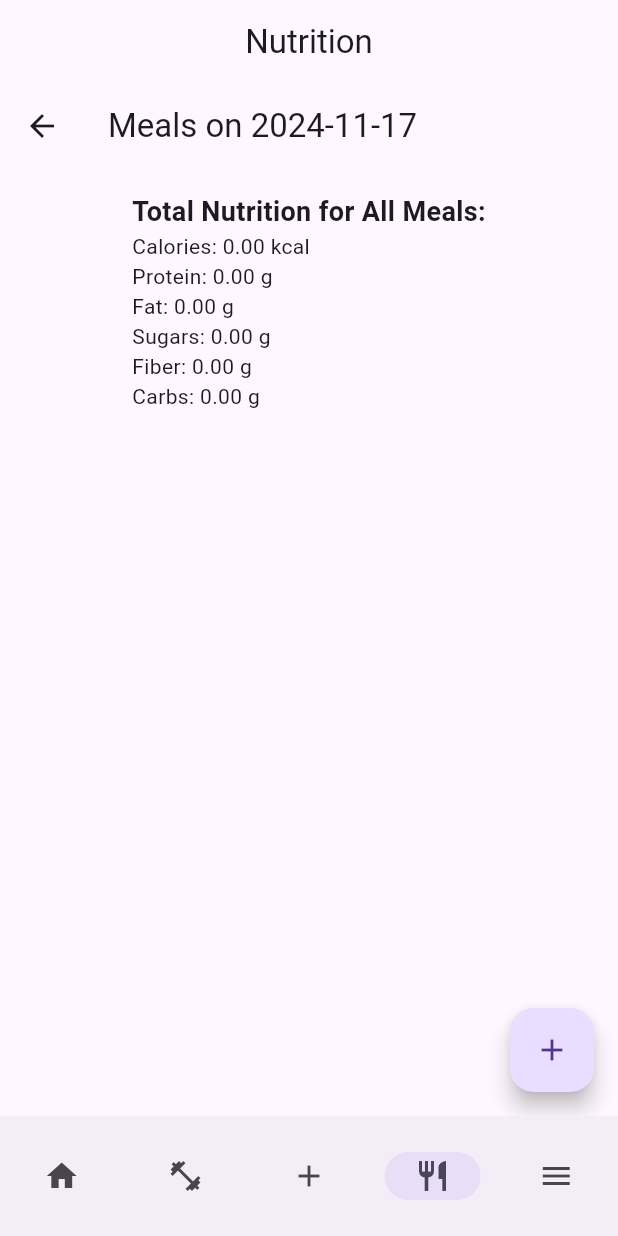
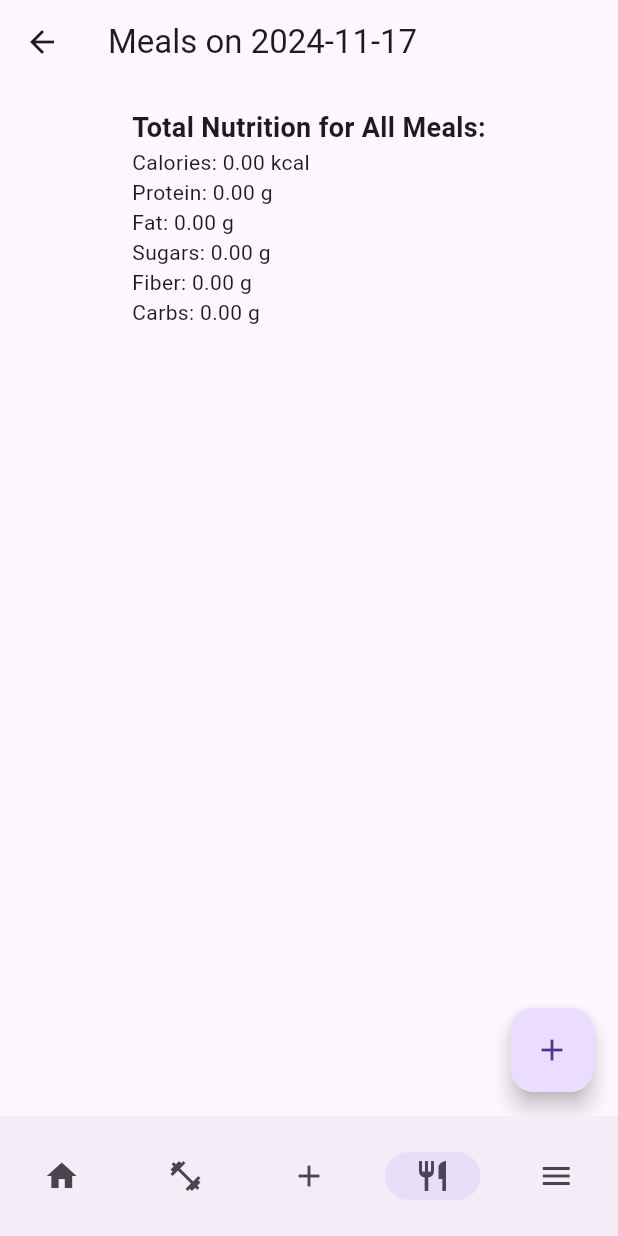
Before and after one commit to Mobile-applikasjoner-gruppe-1/fit_and_healthy, a Flutter app: the screen it shows after launch, item 4 of the bottom bar chosen, after a tap on "Create Meal", on a phone screen of 412 x 824 dp. Run offline on Flutter 3.47's test engine with Material 3 defaults, Android fonts, the phone set to English and light mode, and no system bars; our stand-ins replace flutter_riverpod, go_router, riverpod_annotation; generated files the repository leaves out were written again.

Commit message:
Adds NestedScaffolds, makes routing setup streamlined, change to name-based navigation

```diff
--- a/lib/src/app_router.dart
+++ b/lib/src/app_router.dart
@@ -1,12 +1,13 @@
-import 'package:fit_and_healthy/src/features/dashboard/dashboard_appbar.dart';
 import 'package:fit_and_healthy/src/features/dashboard/dashboard_view.dart';
 import 'package:fit_and_healthy/src/features/settings/pages/gdpr_settings_page.dart';
 import 'package:fit_and_healthy/src/features/settings/pages/goals_settings_page.dart';
 import 'package:fit_and_healthy/src/features/settings/pages/profile_settings_page.dart';
-import 'package:fit_and_healthy/src/features/settings/settings_appbar.dart';
 import 'package:fit_and_healthy/src/features/settings/settings_view.dart';
 import 'package:fit_and_healthy/src/features/exercise/exercise_workout_view.dart';
 import 'package:fit_and_healthy/src/features/tabs/tabs_view.dart';
+import 'package:fit_and_healthy/src/openfoodfacts/fooditemwidgets/foodSearchScreen.dart';
+import 'package:fit_and_healthy/src/openfoodfacts/mealCreationScreen.dart';
+import 'package:flutter/cupertino.dart';
 import 'package:flutter/material.dart';
 import 'package:go_router/go_router.dart';
 import 'package:fit_and_healthy/src/features/exercise/exercise_data.dart';
@@ -24,30 +25,9 @@ GoRouter appRouter = GoRouter(
   routes: [
     StatefulShellRoute.indexedStack(
         pageBuilder: (context, state, navigationShell) {
-          PreferredSizeWidget appBar = defaultAppBar;
-          switch (state.fullPath) {
-            case DashboardView.route:
-              appBar = DashboardAppbar;
-              break;
-            case '/exercise':
-              // TODO: Should be defined in a separate file, like DashboardAppbar
-              appBar = AppBar(title: Text('Exercise'), centerTitle: true);
-              break;
-            case '/nutrition':
-              // TODO: Should be defined in a separate file, like DashboardAppbar
-              appBar = AppBar(title: Text('Nutrition'), centerTitle: true);
-              break;
-            case SettingsView.routeName:
-              appBar = SettingsAppBar;
-              break;
-            default:
-              appBar = defaultAppBar;
-          }
-
-          return MaterialPage(
+          return CupertinoPage(
             child: TabsView(
               navigationShell: navigationShell,
-              appBar: appBar,
             ),
           );
         },
@@ -55,41 +35,79 @@ GoRouter appRouter = GoRouter(
           StatefulShellBranch(routes: [
             GoRoute(
               path: DashboardView.route,
+              name: DashboardView.routeName,
               builder: (context, state) => DashboardView(),
             ),
           ]),
           StatefulShellBranch(routes: [
             GoRoute(
-              path: '/exercise',
-              builder: (context, state) =>
-                  ExerciseView(workouts: sampleWorkouts),
+                path: ExerciseView.route,
+                name: ExerciseView.routeName,
+                builder: (context, state) =>
+                    ExerciseView(workouts: sampleWorkouts),
+                routes: [
+                  // TODO: Switch to a routing based approach to navigate to the WorkoutDetailView. Use path parameters to pass the workout id.
+                  // GoRoute(
+                  //   path: WorkoutDetailView.route,
+                  //   builder: (context, state) {
+                  //     final workoutId = state.pathParameters['workoutId']!;
+                  //     final workout = sampleWorkouts
+                  //         .firstWhere((workout) => workout.id == workoutId);
+                  //     return WorkoutDetailView(workout: workout);
+                  //   },
+                  // )
+                ]),
+          ]),
+          StatefulShellBranch(routes: [
+            GoRoute(
+              path: NutritionScreen.route,
+              name: NutritionScreen.routeName,
+              builder: (context, state) => NutritionScreen(),
+              routes: [
+                GoRoute(
+                  path: FoodSearchScreen.route,
+                  name: FoodSearchScreen.routeName,
+                  builder: (context, state) => FoodSearchScreen(),
+                ),
+                GoRoute(
+                    path: MealListScreen.route,
+                    name: MealListScreen.routeName,
+                    builder: (context, state) {
+                      return MealListScreen();
+                    }),
+                // TODO: Use a route parameter to pass the mealId to the MealDetailScreen instead of passing the entire Meal
+                // GoRoute(
+                //     path: MealDetailScreen.route,
+                //     name: MealDetailScreen.routeName,
+                //     builder: (context, state) {
+                //       final mealId = state.pathParameters['mealId']!;
+                //       return MealDetailScreen(
+                //         mealId: mealId,
+                //       );
+                //     }),
+              ],
             ),
           ]),
           StatefulShellBranch(routes: [
             GoRoute(
-              path: '/nutrition',
-              builder: (context, state) =>
-                  NutritionScreen(), // Changed to use NutritionScreen for the Nutrition tab
-            ),
-          ]),
-          StatefulShellBranch(routes: [
-            GoRoute(
-                path: SettingsView.routeName,
+                path: SettingsView.route,
+                name: SettingsView.routeName,
                 builder: (context, state) => SettingsView(),
                 routes: [
                   GoRoute(
-                    path: ProfileSettingsPage.routeName,
-                    parentNavigatorKey: _rootNavigatorKey,
+                    path: ProfileSettingsPage.route,
+                    name: ProfileSettingsPage.routeName,
+                    // parentNavigatorKey: _rootNavigatorKey,
                     builder: (context, state) => ProfileSettingsPage(),
                   ),
                   GoRoute(
-                    path: GoalsSettingsPage.routeName,
-                    parentNavigatorKey: _rootNavigatorKey,
+                    path: GoalsSettingsPage.route,
+                    name: GoalsSettingsPage.routeName,
                     builder: (context, state) => GoalsSettingsPage(),
                   ),
                   GoRoute(
-                    path: GdprSettingsPage.routeName,
-                    parentNavigatorKey: _rootNavigatorKey,
+                    path: GdprSettingsPage.route,
+                    name: GdprSettingsPage.routeName,
                     builder: (context, state) => GdprSettingsPage(),
                   )
                 ]),
--- a/lib/src/features/dashboard/dashboard_appbar.dart
+++ /dev/null
@@ -1,4 +0,0 @@
-import 'package:flutter/material.dart';
-
-PreferredSizeWidget DashboardAppbar =
-    AppBar(title: const Text('Dashboard'), centerTitle: true);
--- a/lib/src/features/dashboard/dashboard_view.dart
+++ b/lib/src/features/dashboard/dashboard_view.dart
@@ -1,13 +1,20 @@
+import 'package:fit_and_healthy/src/nested_scaffold.dart';
 import 'package:flutter/material.dart';
 
 class DashboardView extends StatelessWidget {
   const DashboardView({super.key});
 
   static const route = '/';
+  static const routeName = 'Dashboard';
 
   @override
   Widget build(BuildContext context) {
-    return Container(
+    return NestedScaffold(
+      appBar: AppBar(
+        title: const Text('Dashboard'),
+        centerTitle: true,
+      ),
+      body: Container(
         padding: const EdgeInsets.all(10),
         child: GridView.count(
           crossAxisCount: 2,
@@ -67,6 +74,8 @@ class DashboardView extends StatelessWidget {
               ),
             ),
           ],
-        ));
+        ),
+      ),
+    );
   }
 }
--- a/lib/src/features/exercise/exercise_appbar.dart
+++ /dev/null
@@ -1,4 +0,0 @@
-import 'package:flutter/material.dart';
-
-PreferredSizeWidget DashboardAppbar =
-    AppBar(title: const Text('Exercise'), centerTitle: true);
--- a/lib/src/features/exercise/exercise_workout_detail.dart
+++ b/lib/src/features/exercise/exercise_workout_detail.dart
@@ -1,3 +1,4 @@
+import 'package:fit_and_healthy/src/nested_scaffold.dart';
 import 'package:flutter/material.dart';
 import 'package:intl/intl.dart';
 import 'package:fit_and_healthy/shared/models/exercise.dart';
@@ -12,12 +13,15 @@ import 'package:fit_and_healthy/src/features/exercise/exercise_item.dart';
  * - Displays a message if no exercises are available in the workout.
  */
 class WorkoutDetailView extends StatelessWidget {
-  const WorkoutDetailView({
-    super.key,
-    required this.workout
-  });
+  const WorkoutDetailView({super.key, required this.workout});
 
   final Workout workout; // The workout to be displayed.
+
+  // TODO: Switch to a routing based approach to navigate to the WorkoutDetailView. Use path parameters to pass the workout id.
+  // static const route = '/exercise/workout-detail/:workoutId';
+  // WorkoutDetailView({required this.workoutId});
+  // final String workoutId;
+  // final Workout workout = <something>.getWorkoutById(workoutId);
 
   /**
    * The formatDate method, format the date as 'MMM d, yyyy'.
@@ -39,7 +43,6 @@ class WorkoutDetailView extends StatelessWidget {
             style: TextStyle(fontSize: 18, fontWeight: FontWeight.bold),
           ),
           const SizedBox(height: 16),
-
           if (workout.exercises.isEmpty)
             Center(
               child: Text(
@@ -57,7 +60,7 @@ class WorkoutDetailView extends StatelessWidget {
       ),
     );
 
-    return Scaffold(
+    return NestedScaffold(
       appBar: AppBar(
         title: Text(workout.title),
       ),
--- a/lib/src/features/exercise/exercise_workout_view.dart
+++ b/lib/src/features/exercise/exercise_workout_view.dart
@@ -1,3 +1,4 @@
+import 'package:fit_and_healthy/src/nested_scaffold.dart';
 import 'package:flutter/material.dart';
 import 'package:fit_and_healthy/shared/models/exercise.dart';
 import 'package:fit_and_healthy/src/features/exercise/exercise_workout_detail.dart';
@@ -18,6 +19,9 @@ class ExerciseView extends StatelessWidget {
     required this.workouts,
   });
 
+  static const route = '/exercise';
+  static const routeName = 'Exercise';
+
   final List<Workout> workouts; // List of workouts to be displayed in the view.
 
   /**
@@ -27,6 +31,7 @@ class ExerciseView extends StatelessWidget {
    * [workout] - The selected Workout object to be passed to the detail view.
    */
   void selectWorkout(BuildContext context, Workout workout) {
+    // TODO: Switch to a routing based approach to navigate to the WorkoutDetailView. Use path parameters to pass the workout id.
     Navigator.of(context).push(
       MaterialPageRoute(
         builder: (ctx) => WorkoutDetailView(
@@ -36,15 +41,13 @@ class ExerciseView extends StatelessWidget {
     );
   }
 
- @override
+  @override
   Widget build(BuildContext context) {
     Widget content = SingleChildScrollView(
       child: Column(
         mainAxisSize: MainAxisSize.min,
         children: [
-          Text(
-            'Uh oh ... nothing here!'
-          ),
+          Text('Uh oh ... nothing here!'),
           const SizedBox(height: 16),
           Text(
             'Try adding a workout session!',
@@ -63,14 +66,10 @@ class ExerciseView extends StatelessWidget {
           },
         ),
       );
-
-      return content;
     }
 
-    return Scaffold(
-      appBar: AppBar(
-        title: Text('Workouts!'),
-      ),
+    return NestedScaffold(
+      appBar: AppBar(title: const Text('Exercise'), centerTitle: true),
       body: content,
     );
   }
--- a/lib/src/features/settings/pages/gdpr_settings_page.dart
+++ b/lib/src/features/settings/pages/gdpr_settings_page.dart
@@ -1,13 +1,15 @@
+import 'package:fit_and_healthy/src/nested_scaffold.dart';
 import 'package:flutter/material.dart';
 
 class GdprSettingsPage extends StatelessWidget {
   const GdprSettingsPage({super.key});
 
-  static const routeName = '/gdpr';
+  static const route = '/gdpr';
+  static const routeName = 'GDPR Settings';
 
   @override
   Widget build(BuildContext context) {
-    return Scaffold(
+    return NestedScaffold(
       appBar: AppBar(
         title: Text("GDPR"),
       ),
--- a/lib/src/features/settings/pages/goals_settings_page.dart
+++ b/lib/src/features/settings/pages/goals_settings_page.dart
@@ -1,9 +1,11 @@
 import 'package:fit_and_healthy/shared/models/activity_level.dart';
+import 'package:fit_and_healthy/src/nested_scaffold.dart';
 import 'package:flutter/material.dart';
 import 'package:fit_and_healthy/shared/utils/calorie_calculator.dart';
 
 class GoalsSettingsPage extends StatefulWidget {
-  static const routeName = '/goals';
+  static const route = '/goals';
+  static const routeName = 'Goals Settings';
 
   _GoalsSettingsPage createState() => _GoalsSettingsPage();
 }
@@ -33,7 +35,7 @@ class _GoalsSettingsPage extends State<GoalsSettingsPage> {
 
   @override
   Widget build(BuildContext context) {
-    return Scaffold(
+    return NestedScaffold(
       appBar: AppBar(
         title: Text("Goals"),
       ),
--- a/lib/src/features/settings/pages/profile_settings_page.dart
+++ b/lib/src/features/settings/pages/profile_settings_page.dart
@@ -1,13 +1,15 @@
+import 'package:fit_and_healthy/src/nested_scaffold.dart';
 import 'package:flutter/material.dart';
 
 class ProfileSettingsPage extends StatelessWidget {
   const ProfileSettingsPage({super.key});
 
-  static const routeName = '/profile';
+  static const route = '/profile';
+  static const routeName = 'Profile Settings';
 
   @override
   Widget build(BuildContext context) {
-    return Scaffold(
+    return NestedScaffold(
       appBar: AppBar(
         title: Text("Profile"),
       ),
--- a/lib/src/features/settings/settings_view.dart
+++ b/lib/src/features/settings/settings_view.dart
@@ -1,4 +1,9 @@
+import 'package:fit_and_healthy/src/features/settings/pages/gdpr_settings_page.dart';
+import 'package:fit_and_healthy/src/features/settings/pages/goals_settings_page.dart';
+import 'package:fit_and_healthy/src/features/settings/pages/profile_settings_page.dart';
+import 'package:fit_and_healthy/src/features/settings/settings_appbar.dart';
 import 'package:fit_and_healthy/src/features/settings/settings_controller.dart';
+import 'package:fit_and_healthy/src/nested_scaffold.dart';
 import 'package:flutter/material.dart';
 import 'package:flutter_riverpod/flutter_riverpod.dart';
 import 'package:go_router/go_router.dart';
@@ -10,7 +15,8 @@ import 'package:go_router/go_router.dart';
 class SettingsView extends ConsumerWidget {
   const SettingsView({super.key});
 
-  static const routeName = '/settings';
+  static const route = '/settings';
+  static const routeName = 'Settings';
 
   //final SettingsController controller;
 
@@ -18,7 +24,8 @@ class SettingsView extends ConsumerWidget {
   Widget build(BuildContext context, WidgetRef ref) {
     final settingsState = ref.watch(settingsControllerProvider).value;
 
-    return Scaffold(
+    return NestedScaffold(
+      appBar: SettingsAppBar,
       body: Column(
         children: [
           Column(
@@ -27,28 +34,28 @@ class SettingsView extends ConsumerWidget {
                 title: Text('Profile'),
                 leading: Icon(Icons.person),
                 onTap: () {
-                  context.push('/settings/profile');
+                  context.pushNamed(ProfileSettingsPage.routeName);
                 },
               ),
               ListTile(
                 title: Text('Widgets'),
                 leading: Icon(Icons.widgets),
                 onTap: () {
-                  context.push('/settings/profile');
+                  context.pushNamed(ProfileSettingsPage.routeName);
                 },
               ),
               ListTile(
                 title: Text('Goals'),
                 leading: Icon(Icons.star),
                 onTap: () {
-                  context.push('/settings/goals');
+                  context.pushNamed(GoalsSettingsPage.routeName);
                 },
               ),
               ListTile(
                 title: Text('GDPR'),
                 leading: Icon(Icons.document_scanner),
                 onTap: () {
-                  context.push('/settings/gdpr');
+                  context.pushNamed(GdprSettingsPage.routeName);
                 },
               ),
             ],
--- a/lib/src/features/tabs/tabs_view.dart
+++ b/lib/src/features/tabs/tabs_view.dart
@@ -4,14 +4,8 @@ import 'package:flutter_riverpod/flutter_riverpod.dart';
 import 'package:go_router/go_router.dart';
 
 class TabsView extends ConsumerWidget {
-  const TabsView(
-      {super.key,
-      this.appBar,
-      this.bottomNavigationBar,
-      required this.navigationShell});
+  const TabsView({super.key, required this.navigationShell});
 
-  final PreferredSizeWidget? appBar;
-  final Widget? bottomNavigationBar;
   final StatefulNavigationShell navigationShell;
 
   @override
@@ -26,15 +20,13 @@ class TabsView extends ConsumerWidget {
         case 3:
           return index + 1;
         default:
-          return 1;
+          return 0;
       }
     }
 
     return Scaffold(
-      appBar: appBar,
       body: navigationShell,
-      bottomNavigationBar: bottomNavigationBar ??
-          NavigationBar(
+      bottomNavigationBar: NavigationBar(
         labelBehavior: NavigationDestinationLabelBehavior.alwaysHide,
         onDestinationSelected: (index) =>
             tabs[index].onTap(navigationShell, context),
--- /dev/null
+++ b/lib/src/nested_scaffold.dart
@@ -0,0 +1,84 @@
+import 'package:flutter/gestures.dart';
+import 'package:flutter/material.dart';
+
+class NestedScaffold extends StatelessWidget {
+  const NestedScaffold(
+      {super.key,
+      this.appBar,
+      this.body,
+      this.floatingActionButton,
+      this.floatingActionButtonLocation,
+      this.floatingActionButtonAnimator,
+      this.persistentFooterButtons,
+      this.persistentFooterAlignment = AlignmentDirectional.centerEnd,
+      this.drawer,
+      this.onDrawerChanged,
+      this.endDrawer,
+      this.onEndDrawerChanged,
+      this.bottomSheet,
+      this.backgroundColor,
+      this.primary = true,
+      this.drawerDragStartBehavior = DragStartBehavior.start,
+      this.extendBody = false,
+      this.extendBodyBehindAppBar = false,
+      this.drawerScrimColor,
+      this.drawerEdgeDragWidth,
+      this.drawerEnableOpenDragGesture = true,
+      this.endDrawerEnableOpenDragGesture = true,
+      this.restorationId});
+
+  final PreferredSizeWidget? appBar;
+  final Widget? body;
+  final Widget? floatingActionButton;
+  final FloatingActionButtonLocation? floatingActionButtonLocation;
+  final FloatingActionButtonAnimator? floatingActionButtonAnimator;
+  final List<Widget>? persistentFooterButtons;
+  final AlignmentDirectional persistentFooterAlignment;
+  final Widget? drawer;
+  final void Function(bool)? onDrawerChanged;
+  final Widget? endDrawer;
+  final void Function(bool)? onEndDrawerChanged;
+  final Widget? bottomSheet;
+  final Color? backgroundColor;
+  final bool primary;
+  final DragStartBehavior drawerDragStartBehavior;
+  final bool extendBody;
+  final bool extendBodyBehindAppBar;
+  final Color? drawerScrimColor;
+  final double? drawerEdgeDragWidth;
+  final bool drawerEnableOpenDragGesture;
+  final bool endDrawerEnableOpenDragGesture;
+  final String? restorationId;
+
+  @override
+  Widget build(BuildContext context) {
+    return Scaffold(
+      appBar: appBar,
+      body: body,
+      floatingActionButton: floatingActionButton,
+      floatingActionButtonLocation: floatingActionButtonLocation,
+      floatingActionButtonAnimator: floatingActionButtonAnimator,
+      persistentFooterButtons: persistentFooterButtons,
+      persistentFooterAlignment: persistentFooterAlignment,
+      drawer: drawer,
+      onDrawerChanged: onDrawerChanged,
+      endDrawer: endDrawer,
+      onEndDrawerChanged: onEndDrawerChanged,
+      bottomSheet: bottomSheet,
+      backgroundColor: backgroundColor,
+      primary: primary,
+      drawerDragStartBehavior: drawerDragStartBehavior,
+      extendBody: extendBody,
+      extendBodyBehindAppBar: extendBodyBehindAppBar,
+      drawerScrimColor: drawerScrimColor,
+      drawerEdgeDragWidth: drawerEdgeDragWidth,
+      drawerEnableOpenDragGesture: drawerEnableOpenDragGesture,
+      endDrawerEnableOpenDragGesture: endDrawerEnableOpenDragGesture,
+      restorationId: restorationId,
+
+      // N.B. This widget should never have a bottomNavigationBar nor resizeToAvoidBottomInset as its supposed to be nested within the main app's Scaffold
+      resizeToAvoidBottomInset: false,
+      bottomNavigationBar: null,
+    );
+  }
+}
--- a/lib/src/openfoodfacts/fooditemwidgets/foodSearchScreen.dart
+++ b/lib/src/openfoodfacts/fooditemwidgets/foodSearchScreen.dart
@@ -1,4 +1,5 @@
 // FoodSearchScreen.dart
+import 'package:fit_and_healthy/src/nested_scaffold.dart';
 import 'package:flutter/material.dart';
 
 import '../foodrelatedclasses/fooditem.dart';
@@ -6,6 +7,9 @@ import '../openFoodApi.dart';
 import 'fooditemwidget.dart';
 
 class FoodSearchScreen extends StatefulWidget {
+  static const route = '/search';
+  static const routeName = 'Nutrition Search';
+
   @override
   _FoodSearchScreenState createState() => _FoodSearchScreenState();
 }
@@ -35,7 +39,7 @@ class _FoodSearchScreenState extends State<FoodSearchScreen> {
 
   @override
   Widget build(BuildContext context) {
-    return Scaffold(
+    return NestedScaffold(
       appBar: AppBar(
         title: Text('Search Products'),
         centerTitle: true,
--- a/lib/src/openfoodfacts/mealCreationScreen.dart
+++ b/lib/src/openfoodfacts/mealCreationScreen.dart
@@ -1,3 +1,4 @@
+import 'package:fit_and_healthy/src/nested_scaffold.dart';
 import 'package:fit_and_healthy/src/openfoodfacts/foodrelatedclasses/mealClass.dart';
 import 'package:fit_and_healthy/src/openfoodfacts/foodrelatedclasses/mealHolderClass.dart';
 import 'package:flutter/material.dart';
@@ -5,6 +6,9 @@ import 'package:flutter/material.dart';
 import 'mealDetailScreen.dart';
 
 class MealListScreen extends StatefulWidget {
+  static const route = '/create-meal';
+  static const routeName = 'Create Meal';
+
   @override
   _MealListScreenState createState() => _MealListScreenState();
 }
@@ -29,7 +33,7 @@ class _MealListScreenState extends State<MealListScreen> {
   Widget build(BuildContext context) {
     final totalNutrition = mealHolder.calculateTotalNutrition();
 
-    return Scaffold(
+    return NestedScaffold(
       appBar: AppBar(
         title: Text(
             'Meals on ${mealHolder.date.toLocal().toString().split(' ')[0]}'), // Display date
@@ -69,6 +73,7 @@ class _MealListScreenState extends State<MealListScreen> {
                     onPressed: () => _removeMeal(meal.id), // Remove meal by ID
                   ),
                   onTap: () {
+                    // TODO: Switch to a routing based approach to navigate to the MealDetailScreen. Use path parameters to pass the meal id.
                     Navigator.push(
                       context,
                       MaterialPageRoute(
--- a/lib/src/openfoodfacts/nutritionScreen.dart
+++ b/lib/src/openfoodfacts/nutritionScreen.dart
@@ -1,35 +1,34 @@
 // NutritionScreen.dart
 
+import 'package:fit_and_healthy/src/nested_scaffold.dart';
 import 'package:flutter/material.dart';
+import 'package:go_router/go_router.dart';
 
 import 'fooditemwidgets/foodSearchScreen.dart';
 import 'mealCreationScreen.dart';
 
 class NutritionScreen extends StatelessWidget {
+  static const route = '/nutrition';
+  static const routeName = 'Nutrition';
+
   @override
   Widget build(BuildContext context) {
-    return Scaffold(
-      appBar: AppBar(),
+    return NestedScaffold(
+      appBar: AppBar(title: Text('Nutrition'), centerTitle: true),
       body: Center(
         child: Column(
           mainAxisAlignment: MainAxisAlignment.center,
           children: [
             ElevatedButton(
               onPressed: () {
-                Navigator.push(
-                  context,
-                  MaterialPageRoute(builder: (context) => FoodSearchScreen()),
-                );
+                context.pushNamed(FoodSearchScreen.routeName);
               },
               child: Text('Add Food'),
             ),
             SizedBox(height: 20), // Add spacing between buttons
             ElevatedButton(
               onPressed: () {
-                Navigator.push(
-                  context,
-                  MaterialPageRoute(builder: (context) => MealListScreen()),
-                );
+                context.pushNamed(MealListScreen.routeName);
               },
               child: Text(
                   'Create Meal'), // Button for navigating to MealBuilderWidget
```
Also changed, not shown: lib/src/openfoodfacts/mealDetailScreen.dart (+8 -1 lines). Lines whose indentation alone changed are shown as unchanged.
